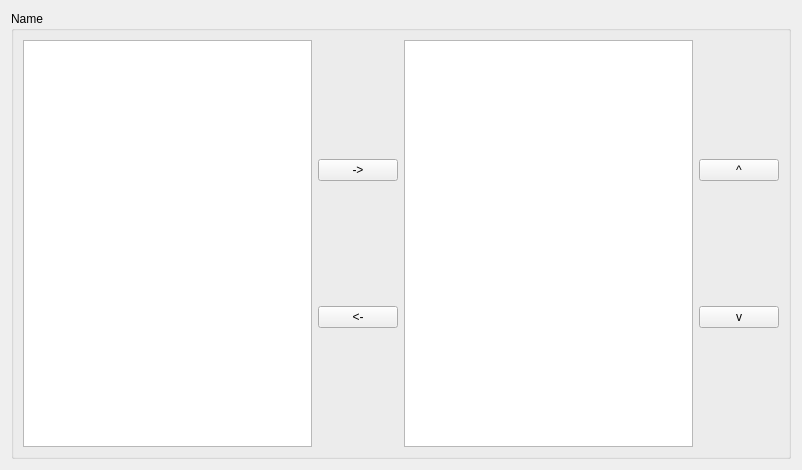
The window that src/CellSorter/gui/configurator.ui (mortbopet/RTOC) describes before a commit, drawn with Qt 5.
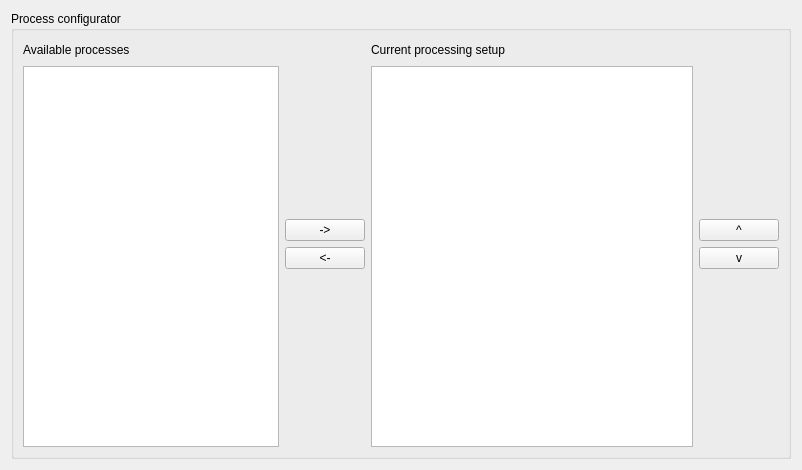
The same window after the commit.

Commit message: Create template function for ProcessInterface actions

Patch:
```diff
--- a/src/CellSorter/gui/configurator.ui
+++ b/src/CellSorter/gui/configurator.ui
@@ -19,18 +19,66 @@
      <item>
       <widget class="QGroupBox" name="groupBox">
        <property name="title">
-        <string>Name</string>
+        <string>Process configurator</string>
        </property>
-       <layout class="QHBoxLayout" name="horizontalLayout_3" stretch="1,0,1,0">
+       <layout class="QHBoxLayout" name="horizontalLayout_3" stretch="0,0,1,0">
         <item>
          <layout class="QHBoxLayout" name="horizontalLayout_2">
           <item>
-           <widget class="QListWidget" name="options"/>
+           <layout class="QVBoxLayout" name="verticalLayout_3">
+            <item>
+             <layout class="QHBoxLayout" name="horizontalLayout_4">
+              <item>
+               <widget class="QLabel" name="label">
+                <property name="text">
+                 <string>Available processes</string>
+                </property>
+               </widget>
+              </item>
+              <item>
+               <spacer name="horizontalSpacer">
+                <property name="orientation">
+                 <enum>Qt::Horizontal</enum>
+                </property>
+                <property name="sizeHint" stdset="0">
+                 <size>
+                  <width>40</width>
+                  <height>20</height>
+                 </size>
+                </property>
+               </spacer>
+              </item>
+             </layout>
+            </item>
+            <item>
+             <widget class="QListWidget" name="options">
+              <property name="sizePolicy">
+               <sizepolicy hsizetype="Expanding" vsizetype="Expanding">
+                <horstretch>0</horstretch>
+                <verstretch>0</verstretch>
+               </sizepolicy>
+              </property>
+             </widget>
+            </item>
+           </layout>
           </item>
          </layout>
         </item>
         <item>
          <layout class="QVBoxLayout" name="verticalLayout">
+          <item>
+           <spacer name="verticalSpacer">
+            <property name="orientation">
+             <enum>Qt::Vertical</enum>
+            </property>
+            <property name="sizeHint" stdset="0">
+             <size>
+              <width>20</width>
+              <height>40</height>
+             </size>
+            </property>
+           </spacer>
+          </item>
           <item>
            <widget class="QPushButton" name="add">
             <property name="text">
@@ -45,13 +93,67 @@
             </property>
            </widget>
           </item>
+          <item>
+           <spacer name="verticalSpacer_2">
+            <property name="orientation">
+             <enum>Qt::Vertical</enum>
+            </property>
+            <property name="sizeHint" stdset="0">
+             <size>
+              <width>20</width>
+              <height>40</height>
+             </size>
+            </property>
+           </spacer>
+          </item>
          </layout>
         </item>
         <item>
-         <widget class="QTreeView" name="tree"/>
+         <layout class="QVBoxLayout" name="verticalLayout_4">
+          <item>
+           <layout class="QHBoxLayout" name="horizontalLayout_5">
+            <item>
+             <widget class="QLabel" name="label_2">
+              <property name="text">
+               <string>Current processing setup</string>
+              </property>
+             </widget>
+            </item>
+            <item>
+             <spacer name="horizontalSpacer_2">
+              <property name="orientation">
+               <enum>Qt::Horizontal</enum>
+              </property>
+              <property name="sizeHint" stdset="0">
+               <size>
+                <width>40</width>
+                <height>20</height>
+               </size>
+              </property>
+             </spacer>
+            </item>
+           </layout>
+          </item>
+          <item>
+           <widget class="QTreeView" name="tree"/>
+          </item>
+         </layout>
         </item>
         <item>
          <layout class="QVBoxLayout" name="verticalLayout_2">
+          <item>
+           <spacer name="verticalSpacer_3">
+            <property name="orientation">
+             <enum>Qt::Vertical</enum>
+            </property>
+            <property name="sizeHint" stdset="0">
+             <size>
+              <width>20</width>
+              <height>40</height>
+             </size>
+            </property>
+           </spacer>
+          </item>
           <item>
            <widget class="QPushButton" name="up">
             <property name="sizePolicy">
@@ -72,6 +174,19 @@
             </property>
            </widget>
           </item>
+          <item>
+           <spacer name="verticalSpacer_4">
+            <property name="orientation">
+             <enum>Qt::Vertical</enum>
+            </property>
+            <property name="sizeHint" stdset="0">
+             <size>
+              <width>20</width>
+              <height>40</height>
+             </size>
+            </property>
+           </spacer>
+          </item>
          </layout>
         </item>
        </layout>
```
Left out of the diff: 2 changed lines with no effect on the pictures. The commit also changes 4 other files.
